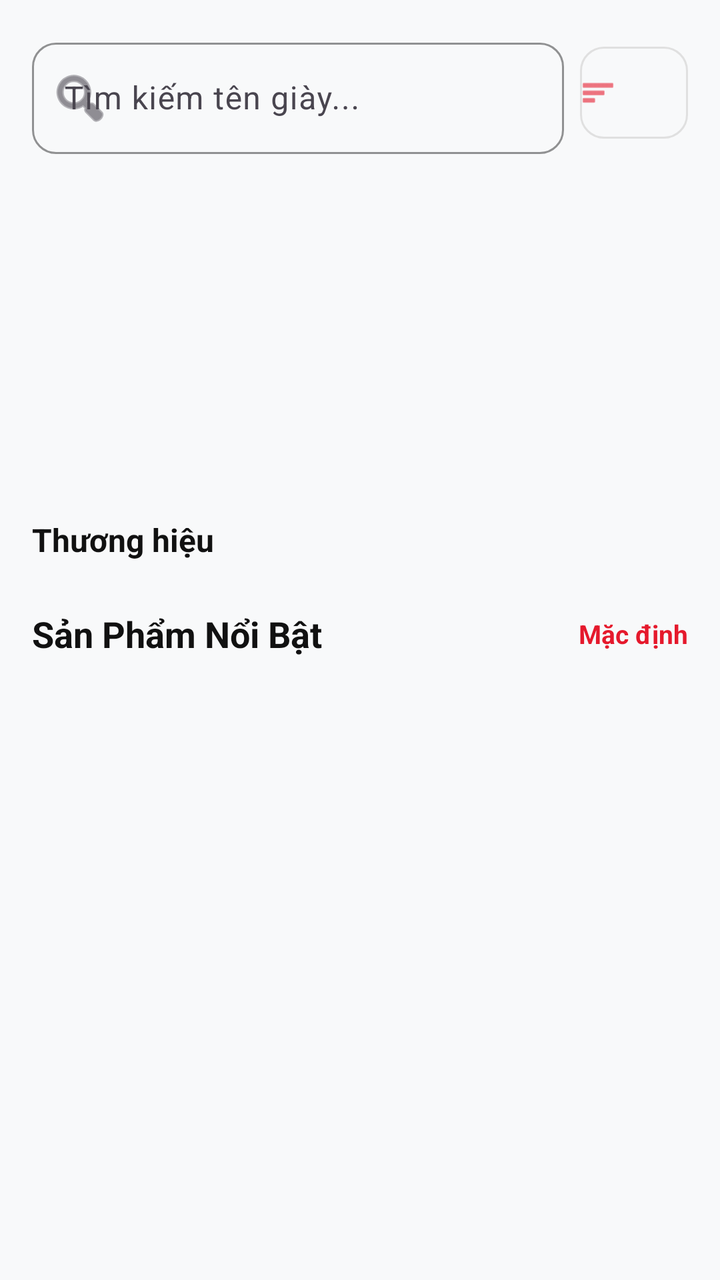
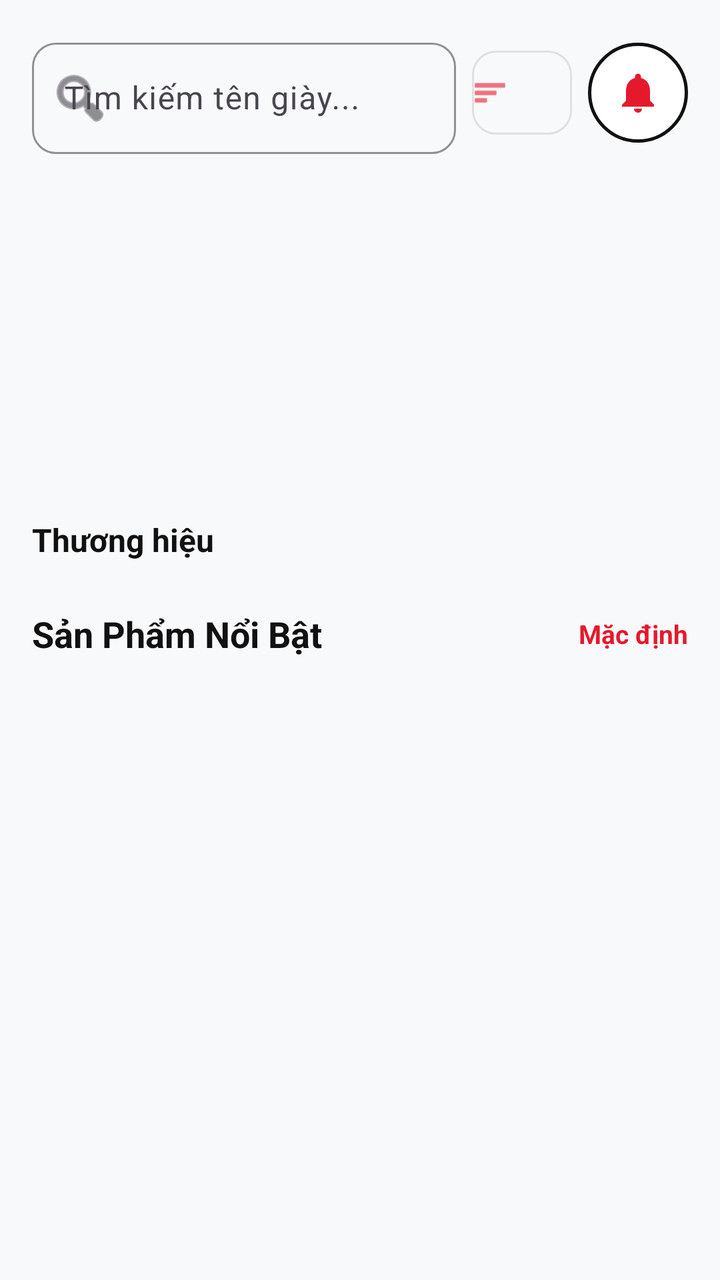

Compare the two renders of this Android layout. The source of the first and the diff that turns it into the second are given below.
<!-- AndroidManifest.xml: application theme Theme.ShoeStore -->
<!-- res/layout/fragment_home.xml -->
<?xml version="1.0" encoding="utf-8"?>
<androidx.core.widget.NestedScrollView xmlns:android="http://schemas.android.com/apk/res/android"
    xmlns:app="http://schemas.android.com/apk/res-auto"
    android:layout_width="match_parent"
    android:layout_height="match_parent"
    android:fillViewport="true"
    android:background="@color/background_light">

    <LinearLayout
        android:layout_width="match_parent"
        android:layout_height="wrap_content"
        android:orientation="vertical"
        android:padding="16dp">

        
        <LinearLayout
            android:layout_width="match_parent"
            android:layout_height="wrap_content"
            android:orientation="horizontal"
            android:gravity="center_vertical"
            android:layout_marginBottom="16dp">

            <com.google.android.material.textfield.TextInputLayout
                android:layout_width="0dp"
                android:layout_height="wrap_content"
                android:layout_weight="1"
                android:hint="Tìm kiếm tên giày..."
                app:startIconDrawable="@android:drawable/ic_menu_search"
                style="@style/Widget.ShoeStore.TextInputLayout">

                <com.google.android.material.textfield.TextInputEditText
                    android:id="@+id/etSearch"
                    android:layout_width="match_parent"
                    android:layout_height="wrap_content"
                    android:inputType="text"/>
            </com.google.android.material.textfield.TextInputLayout>

            <com.google.android.material.button.MaterialButton
                android:id="@+id/btnFilterSort"
                style="?attr/materialButtonOutlinedStyle"
                android:layout_width="54dp"
                android:layout_height="54dp"
                android:layout_marginStart="8dp"
                android:padding="0dp"
                app:icon="@android:drawable/ic_menu_sort_by_size"
                app:strokeColor="@color/divider_color"
                app:cornerRadius="12dp"/>
        </LinearLayout>

        
        <androidx.viewpager2.widget.ViewPager2
            android:id="@+id/viewPagerBanner"
            android:layout_width="match_parent"
            android:layout_height="150dp"
            android:layout_marginBottom="16dp"/>

        
        <TextView
            android:layout_width="wrap_content"
            android:layout_height="wrap_content"
            android:text="Thương hiệu"
            android:textStyle="bold"
            android:textSize="16sp"
            android:textColor="@color/black"
            android:layout_marginBottom="8dp"/>

        <HorizontalScrollView
            android:layout_width="match_parent"
            android:layout_height="wrap_content"
            android:scrollbars="none"
            android:layout_marginBottom="16dp">

            <com.google.android.material.chip.ChipGroup
                android:id="@+id/chipGroupCategories"
                android:layout_width="wrap_content"
                android:layout_height="wrap_content"
                app:singleSelection="true"/>
        </HorizontalScrollView>

        
        <LinearLayout
            android:layout_width="match_parent"
            android:layout_height="wrap_content"
            android:orientation="horizontal"
            android:gravity="center_vertical"
            android:layout_marginBottom="12dp">

            <TextView
                android:id="@+id/tvSectionTitle"
                android:layout_width="0dp"
                android:layout_height="wrap_content"
                android:layout_weight="1"
                android:text="Sản Phẩm Nổi Bật"
                android:textStyle="bold"
                android:textSize="18sp"
                android:textColor="@color/black"/>

            <TextView
                android:id="@+id/tvSortLabel"
                android:layout_width="wrap_content"
                android:layout_height="wrap_content"
                android:text="Mặc định"
                android:textSize="13sp"
                android:textColor="@color/primary"
                android:textStyle="bold"/>
        </LinearLayout>

        
        <androidx.recyclerview.widget.RecyclerView
            android:id="@+id/rvProducts"
            android:layout_width="match_parent"
            android:layout_height="wrap_content"
            android:nestedScrollingEnabled="false"
            app:layoutManager="androidx.recyclerview.widget.GridLayoutManager"
            app:spanCount="2"/>

        
        <LinearLayout
            android:id="@+id/layoutEmpty"
            android:layout_width="match_parent"
            android:layout_height="240dp"
            android:orientation="vertical"
            android:gravity="center"
            android:visibility="gone">

            <TextView
                android:layout_width="wrap_content"
                android:layout_height="wrap_content"
                android:text="👟"
                android:textSize="56sp"/>

            <TextView
                android:layout_width="wrap_content"
                android:layout_height="wrap_content"
                android:text="Không tìm thấy sản phẩm"
                android:textSize="16sp"
                android:textStyle="bold"
                android:textColor="@color/black"
                android:layout_marginTop="12dp"/>

            <TextView
                android:layout_width="wrap_content"
                android:layout_height="wrap_content"
                android:text="Rất tiếc, không có sản phẩm nào phù hợp với tìm kiếm của bạn."
                android:textSize="13sp"
                android:textColor="@color/text_secondary"
                android:layout_marginTop="4dp"/>
        </LinearLayout>

    </LinearLayout>
</androidx.core.widget.NestedScrollView>
<!-- resources referenced by this layout -->
<resources>
  <color name="background_light">#F8F9FA</color>
  <color name="black">#111111</color>
  <color name="divider_color">#E0E0E0</color>
  <color name="primary">#E5192C</color>
  <color name="text_secondary">#757575</color>
  <style name="Widget.ShoeStore.TextInputLayout" parent="Widget.Material3.TextInputLayout.OutlinedBox">
          <item name="boxCornerRadiusTopStart">12dp</item>
          <item name="boxCornerRadiusTopEnd">12dp</item>
          <item name="boxCornerRadiusBottomStart">12dp</item>
          <item name="boxCornerRadiusBottomEnd">12dp</item>
          <item name="boxStrokeColor">@color/primary</item>
          <item name="hintTextColor">@color/text_secondary</item>
      </style>
  <style name="Theme.ShoeStore" parent="Base.Theme.ShoeStore" />
  <style name="Base.Theme.ShoeStore" parent="Theme.Material3.DayNight.NoActionBar">
          <item name="colorPrimary">@color/primary</item>
          <item name="colorPrimaryVariant">@color/primary_dark</item>
          <item name="colorOnPrimary">@color/white</item>
          <item name="colorSecondary">@color/accent</item>
          <item name="colorOnSecondary">@color/white</item>
          <item name="android:colorBackground">@color/background_light</item>
          <item name="colorSurface">@color/surface</item>
          <item name="colorOnSurface">@color/text_primary</item>
  
          <item name="android:statusBarColor">@color/surface</item>
          <item name="android:windowLightStatusBar">true</item>
  
          <item name="materialButtonStyle">@style/Widget.ShoeStore.Button</item>
          <item name="textInputStyle">@style/Widget.ShoeStore.TextInputLayout</item>
          <item name="chipStyle">@style/Widget.ShoeStore.Chip</item>
      </style>
  <color name="primary_dark">#C62828</color>
  <color name="white">#FFFFFF</color>
  <color name="accent">#FF5722</color>
  <color name="surface">#FFFFFF</color>
  <color name="text_primary">#111111</color>
  <style name="Widget.ShoeStore.Button" parent="Widget.Material3.Button">
          <item name="backgroundTint">@color/primary</item>
          <item name="android:textColor">@color/white</item>
          <item name="android:textSize">16sp</item>
          <item name="cornerRadius">@dimen/button_corner_radius</item>
          <item name="android:minHeight">@dimen/button_height</item>
      </style>
  <style name="Widget.ShoeStore.Chip" parent="Widget.Material3.Chip.Filter">
          <item name="chipCornerRadius">@dimen/chip_corner_radius</item>
          <item name="chipMinTouchTargetSize">48dp</item>
      </style>
  <dimen name="button_corner_radius">12dp</dimen>
  <dimen name="button_height">52dp</dimen>
  <dimen name="chip_corner_radius">20dp</dimen>
</resources>

<!-- the commit's change to res/layout/fragment_home.xml (unified diff, before → after) -->
@@ -38,13 +38,44 @@
             <com.google.android.material.button.MaterialButton
                 android:id="@+id/btnFilterSort"
                 style="?attr/materialButtonOutlinedStyle"
-                android:layout_width="54dp"
-                android:layout_height="54dp"
+                android:layout_width="50dp"
+                android:layout_height="50dp"
                 android:layout_marginStart="8dp"
                 android:padding="0dp"
                 app:icon="@android:drawable/ic_menu_sort_by_size"
                 app:strokeColor="@color/divider_color"
                 app:cornerRadius="12dp"/>
+
+            <FrameLayout
+                android:id="@+id/btnNotificationHeader"
+                android:layout_width="50dp"
+                android:layout_height="50dp"
+                android:layout_marginStart="8dp"
+                android:background="@drawable/bg_button_outline_black"
+                android:clickable="true"
+                android:focusable="true">
+
+                <ImageView
+                    android:layout_width="24dp"
+                    android:layout_height="24dp"
+                    android:layout_gravity="center"
+                    android:src="@drawable/ic_bell_grey" />
+
+                <TextView
+                    android:id="@+id/tvNotifBadge"
+                    android:layout_width="18dp"
+                    android:layout_height="18dp"
+                    android:layout_gravity="top|end"
+                    android:layout_marginTop="4dp"
+                    android:layout_marginEnd="4dp"
+                    android:background="@drawable/bg_pill_red"
+                    android:gravity="center"
+                    android:textColor="#FFFFFF"
+                    android:textSize="10sp"
+                    android:textStyle="bold"
+                    android:visibility="gone" />
+
+            </FrameLayout>
         </LinearLayout>
 
         
<!-- resource entries referenced after the edit -->
@@ -5,6 +5,33 @@
   <color name="divider_color">#E0E0E0</color>
   <color name="primary">#E5192C</color>
   <color name="text_secondary">#757575</color>
+  <!-- drawable bg_button_outline_black (drawable) -->
+  <?xml version="1.0" encoding="utf-8"?>
+  <shape xmlns:android="http://schemas.android.com/apk/res/android"
+      android:shape="rectangle">
+      <solid android:color="#FFFFFF" />
+      <corners android:radius="28dp" />
+      <stroke
+          android:width="1.8dp"
+          android:color="#111111" />
+  </shape>
+  <!-- drawable bg_pill_red (drawable) -->
+  <?xml version="1.0" encoding="utf-8"?>
+  <shape xmlns:android="http://schemas.android.com/apk/res/android"
+      android:shape="rectangle">
+      <solid android:color="#E5192C" />
+      <corners android:radius="28dp" />
+  </shape>
+  <!-- drawable ic_bell_grey (drawable) -->
+  <vector xmlns:android="http://schemas.android.com/apk/res/android"
+      android:width="24dp"
+      android:height="24dp"
+      android:viewportWidth="24"
+      android:viewportHeight="24">
+    <path
+        android:fillColor="#E5192C"
+        android:pathData="M12,22c1.1,0 2,-0.9 2,-2h-4c0,1.1 0.89,2 2,2zM18,16v-5c0,-3.07 -1.63,-5.64 -4.5,-6.32V4c0,-0.83 -0.67,-1.5 -1.5,-1.5s-1.5,0.67 -1.5,1.5v0.68C7.64,5.36 6,7.92 6,11v5l-2,2v1h16v-1l-2,-2z"/>
+  </vector>
   <style name="Widget.ShoeStore.TextInputLayout" parent="Widget.Material3.TextInputLayout.OutlinedBox">
           <item name="boxCornerRadiusTopStart">12dp</item>
           <item name="boxCornerRadiusTopEnd">12dp</item>
